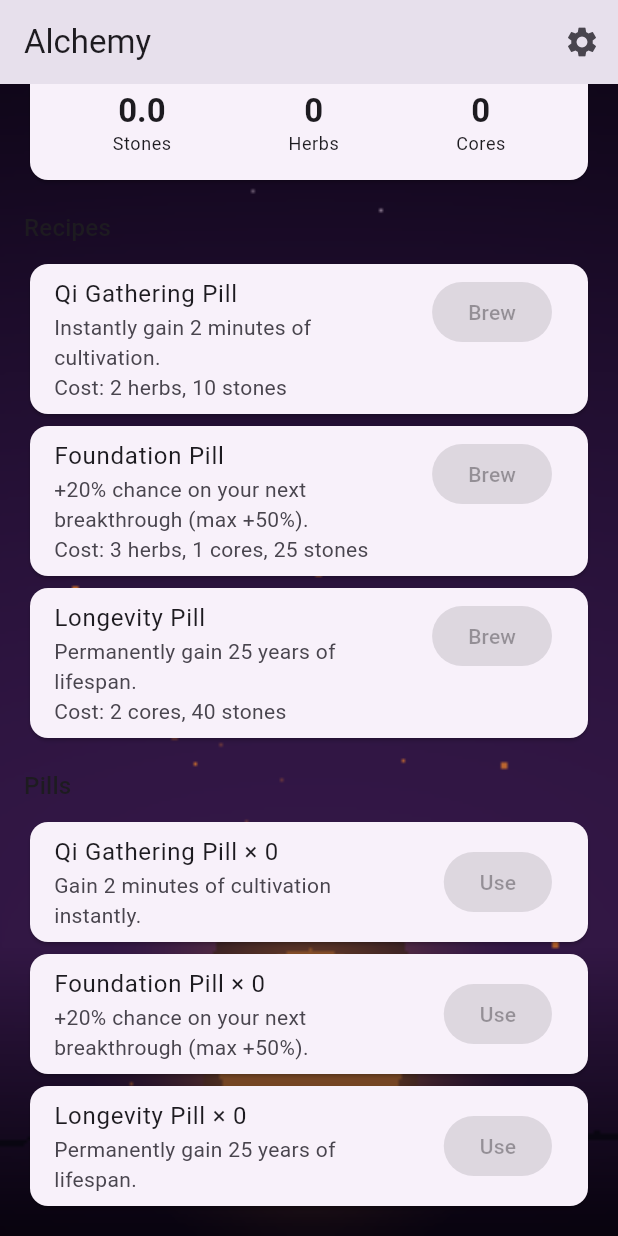
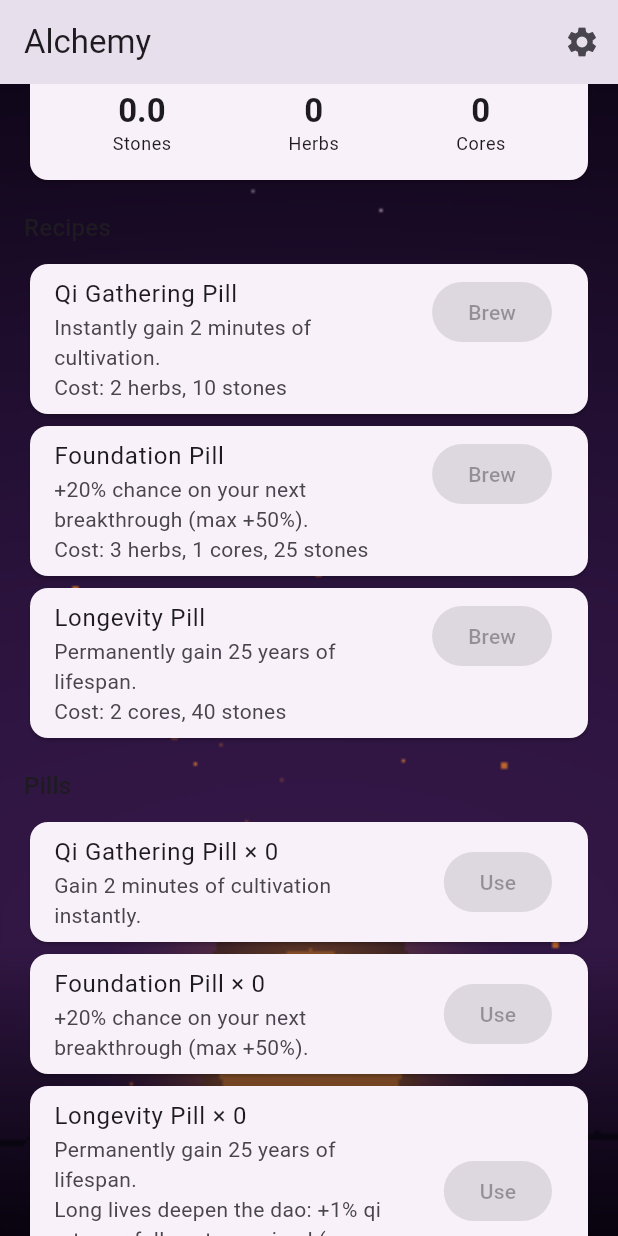
Before and after one commit to KingMavin/new, a Flutter app: the AlchemyScreen screen opened directly with empty values, scrolled down 72 dp, on a phone screen of 412 x 824 dp. Run offline on Flutter 3.47's test engine with Material 3 defaults, Android fonts, the phone set to English and light mode, and no system bars; our stand-ins replace audioplayers, shared_preferences; accounts and stored records are empty.

Commit message:
Phase 23: loose ends tied - lifespan now deepens the dao (+1% qi per century, cap +10%), audio gateway disposed with the controller, three dead members and one orphan import excised after zero-reference audit
Co-authored-by: KingMavin <KingMavin@users.noreply.github.com>

```diff
--- a/lib/game/engine/cultivation_engine.dart
+++ b/lib/game/engine/cultivation_engine.dart
@@ -67,8 +67,21 @@ class CultivationEngine {
         (1.0 + PowerEngine.qiBonus(state)) *
         (1.0 + ReputationEngine.standingBonus(state)) *
         BoostEngine.multiplierFor(state, 'qi') *
-        ConsequenceEngine.qiFactor(state);
+        ConsequenceEngine.qiFactor(state) *
+        longevityFactor(state);
   }
+
+  static const double longevityPerCentury = 0.01;
+  static const double longevityCap = 0.10;
+
+  /// A longer life spends years of patience on the dao: +1% qi rate per
+  /// full century of hard-won lifespan, up to +10%.
+  static double longevityFactor(GameState state) =>
+      1.0 +
+      min(
+        longevityCap,
+        (state.lifespanBonusYears ~/ 100) * longevityPerCentury,
+      );
 
   static double qiToNextStage(GameState state) =>
       100.0 * pow(1.6, state.globalStageIndex).toDouble();
--- a/lib/ui/screens/alchemy_screen.dart
+++ b/lib/ui/screens/alchemy_screen.dart
@@ -110,7 +110,7 @@ class _AlchemyScreenState extends State<AlchemyScreen> {
                 _PillCard(
                   name: 'Longevity Pill',
                   count: state.lifespanPills,
-                  description: 'Permanently gain 25 years of lifespan.',
+                  description: 'Permanently gain 25 years of lifespan.\nLong lives deepen the dao: +1% qi rate per full century gained (max +10%).',
                   onUse: () => _usePill('lifespan_pill'),
                 ),
               ],
--- a/lib/ui/screens/settings_screen.dart
+++ b/lib/ui/screens/settings_screen.dart
@@ -149,7 +149,7 @@ class _SettingsScreenState extends State<SettingsScreen> {
           const SizedBox(height: 8),
           const Center(
             child: Text(
-              'Version 0.20.1 \u2014 the mortal becomes immortal',
+              'Version 0.20.2 \u2014 the mortal becomes immortal',
               style: TextStyle(fontSize: 12),
             ),
           ),
--- a/pubspec.yaml
+++ b/pubspec.yaml
@@ -1,7 +1,7 @@
 name: immortal_path
 description: A single-player idle cultivation RPG inspired by xianxia mythology.
 publish_to: "none"
-version: 0.20.1
+version: 0.20.2
 
 environment:
   sdk: ^3.5.0
```
Also changed, not shown: lib/game/engine/combat_engine.dart (+0 -14 lines), lib/game/engine/store_engine.dart (+0 -11 lines), lib/state/game_controller.dart (+1 -6 lines), 2 other files.
